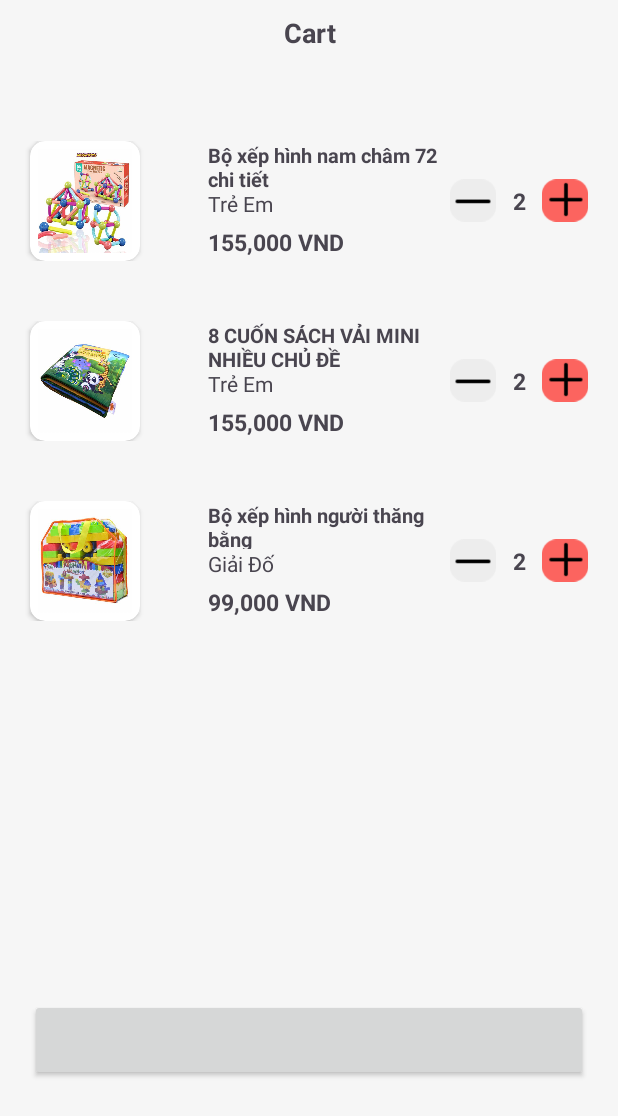
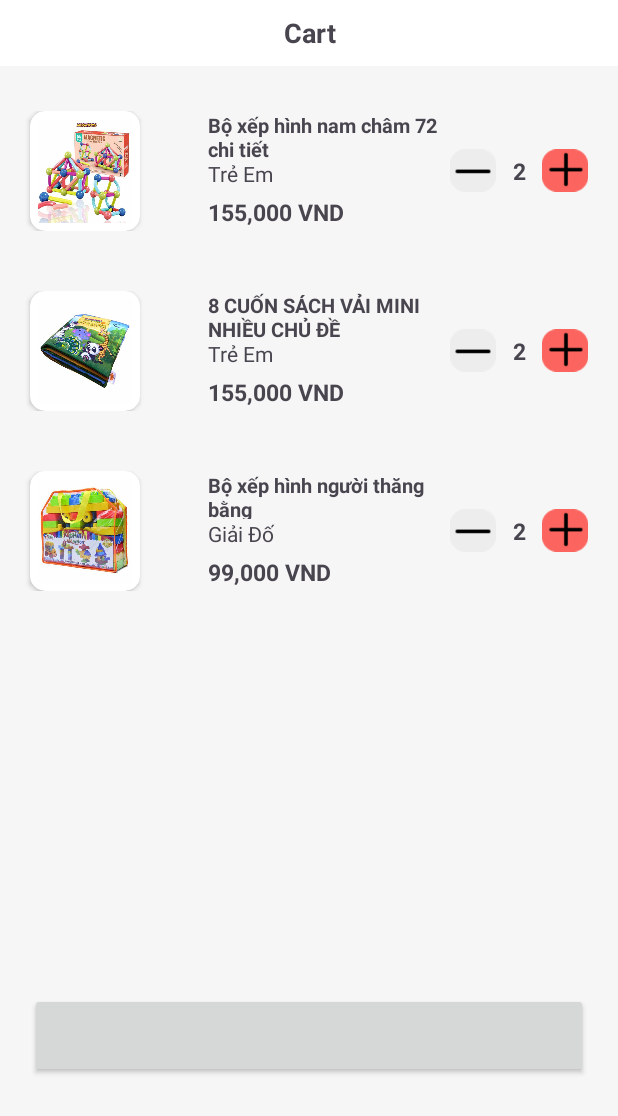
Before and after one commit to quyettc1112/Aurora, an Android app: the fragment CartFragment shown on its own in the app's theme, on a phone screen of 412 x 824 dp. Shown: the top 1116 px of the screen. Run offline under Robolectric (Android 15) with nearby library versions, the phone set to English and light mode, and no system bars; our stand-ins replace data binding, paging; libraries missing offline, so code that uses them is left out: androidx.paging.

Commit message:
Update Toy List UI

```diff
--- a/app/src/main/res/drawable/background_toy_list.xml
+++ b/app/src/main/res/drawable/background_toy_list.xml
@@ -3,6 +3,6 @@
     android:shape="rectangle"
     >
     <corners android:radius="20dp" ></corners>
-    <solid android:color="#F3F3F3"></solid>
+    <solid android:color="#FFFFFF"></solid>
 
 </shape>
--- a/app/src/main/res/layout/fragment_cart.xml
+++ b/app/src/main/res/layout/fragment_cart.xml
@@ -9,7 +9,7 @@
     tools:context=".UI.Fragment.CartFragment.CartFragment">
 
     <com.aurora.aurora.AppConfig.CustomView.CustomToolBar.CustomToolbar
-
+        android:background="@color/white"
         android:title="Cart"
         app:showStartIcon="false"
         app:showStartText="false"
@@ -28,7 +28,7 @@
             android:id="@+id/rl_cart"
             android:layout_width="match_parent"
             android:layout_height="0dp"
-            android:layout_marginTop="50dp"
+            android:layout_marginTop="30dp"
             android:layout_weight="8"
             tools:listitem="@layout/item_toy_cart" />
 
```
